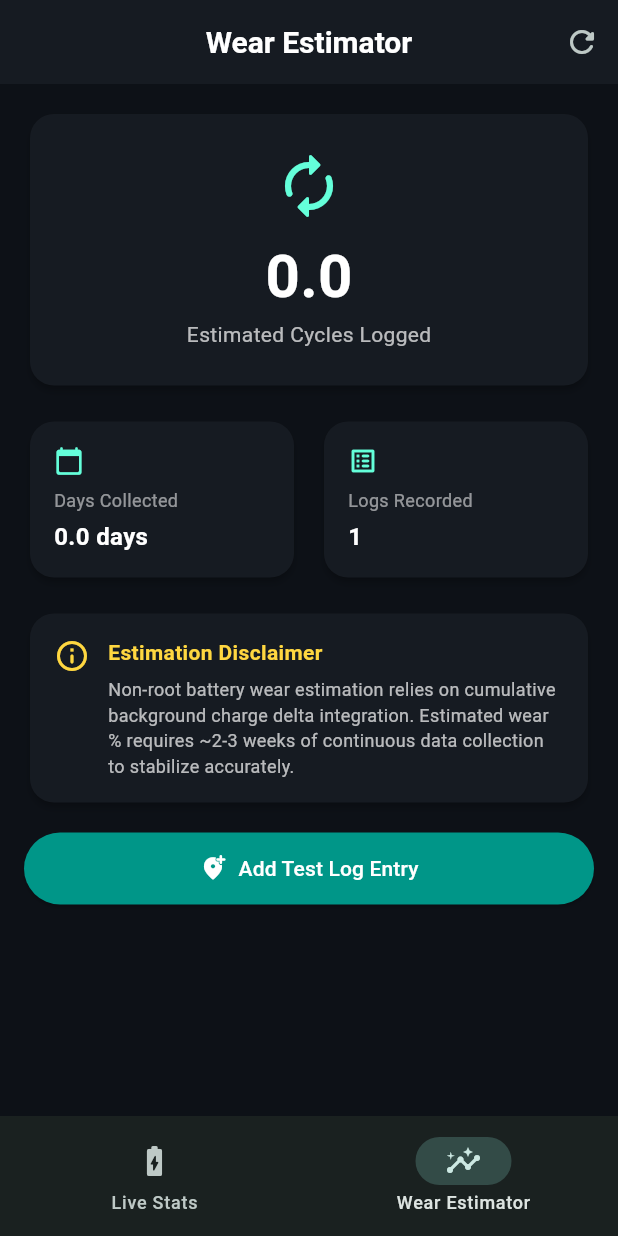
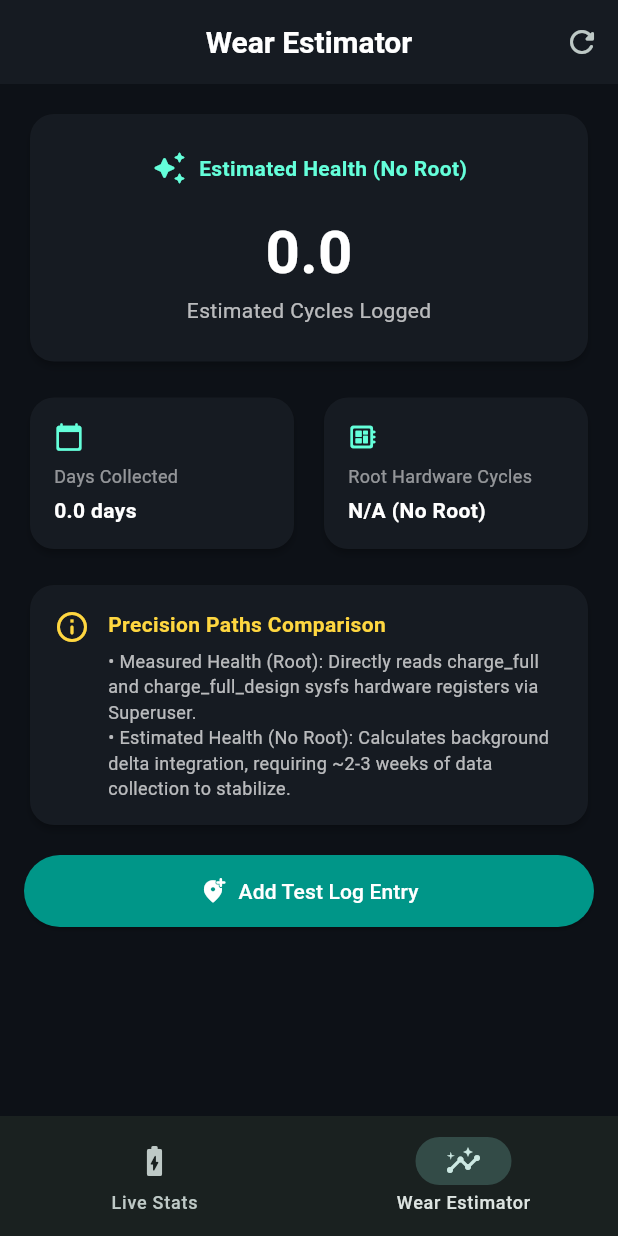
Before and after one commit to tejaspatel2255/battery-health-monitor, a Flutter app: the screen it shows after launch, item 2 of the bottom bar chosen, after a tap on "Add Test Log Entry", on a phone screen of 412 x 824 dp. Run offline on Flutter 3.47's test engine with Material 3 defaults, Android fonts, the phone set to English and light mode, and no system bars; our stand-ins replace battery_plus, sqflite; missing offline and left inert: workmanager; accounts and stored records are empty; statements that could not run were skipped.

Commit message:
Implement Phase 4 optional root-based precision path

```diff
--- /dev/null
+++ b/lib/battery_stats/root_battery_service.dart
@@ -0,0 +1,66 @@
+import 'package:flutter/services.dart';
+
+class RootBatteryInfo {
+  final bool isRootAvailable;
+  final bool isRootGranted;
+  final int? chargeFull; // mAh or uAh
+  final int? chargeFullDesign; // mAh or uAh
+  final int? cycleCount;
+
+  const RootBatteryInfo({
+    required this.isRootAvailable,
+    required this.isRootGranted,
+    this.chargeFull,
+    this.chargeFullDesign,
+    this.cycleCount,
+  });
+
+  double? get measuredHealthPercentage {
+    if (chargeFull != null &&
+        chargeFullDesign != null &&
+        chargeFullDesign! > 0) {
+      final ratio = (chargeFull! / chargeFullDesign!) * 100.0;
+      return double.parse(ratio.clamp(1.0, 150.0).toStringAsFixed(1));
+    }
+    return null;
+  }
+}
+
+class RootBatteryService {
+  static const MethodChannel _channel =
+      MethodChannel('com.batteryhealth.monitor/root_battery');
+
+  Future<bool> isRootAvailable() async {
+    try {
+      final bool? available =
+          await _channel.invokeMethod('checkRootAvailability');
+      return available ?? false;
+    } on PlatformException catch (_) {
+      return false;
+    }
+  }
+
+  Future<RootBatteryInfo> fetchRootBatteryInfo() async {
+    try {
+      final Map<dynamic, dynamic>? result =
+          await _channel.invokeMethod('getRootBatteryStats');
+      if (result != null) {
+        final map = Map<String, dynamic>.from(result);
+        return RootBatteryInfo(
+          isRootAvailable: (map['isRootAvailable'] as bool?) ?? false,
+          isRootGranted: (map['isRootGranted'] as bool?) ?? false,
+          chargeFull: (map['chargeFull'] as num?)?.toInt(),
+          chargeFullDesign: (map['chargeFullDesign'] as num?)?.toInt(),
+          cycleCount: (map['cycleCount'] as num?)?.toInt(),
+        );
+      }
+    } on PlatformException catch (_) {
+      // Platform error
+    }
+
+    return const RootBatteryInfo(
+      isRootAvailable: false,
+      isRootGranted: false,
+    );
+  }
+}
--- a/lib/ui/wear_estimator_screen.dart
+++ b/lib/ui/wear_estimator_screen.dart
@@ -1,5 +1,6 @@
 import 'package:flutter/material.dart';
 import '../battery_stats/battery_wear_calculator.dart';
+import '../battery_stats/root_battery_service.dart';
 import '../storage/battery_database.dart';
 import '../storage/battery_log_model.dart';
 
@@ -11,8 +12,10 @@ class WearEstimatorScreen extends StatefulWidget {
 }
 
 class _WearEstimatorScreenState extends State<WearEstimatorScreen> {
+  final RootBatteryService _rootBatteryService = RootBatteryService();
   bool _isLoading = true;
   BatteryWearEstimate? _estimate;
+  RootBatteryInfo? _rootInfo;
 
   @override
   void initState() {
@@ -24,16 +27,18 @@ class _WearEstimatorScreenState extends State<WearEstimatorScreen> {
     setState(() => _isLoading = true);
     final logs = await BatteryDatabase.instance.getAllLogs();
     final estimate = BatteryWearCalculator.calculate(logs);
+    final rootInfo = await _rootBatteryService.fetchRootBatteryInfo();
+
     if (mounted) {
       setState(() {
         _estimate = estimate;
+        _rootInfo = rootInfo;
         _isLoading = false;
       });
     }
   }
 
   Future<void> _addSampleLog() async {
-    // Helper to log a sample manually for testing
     final lastLogs = await BatteryDatabase.instance.getAllLogs();
     final lastLevel = lastLogs.isNotEmpty ? lastLogs.last.batteryLevel : 50;
     final nextLevel = (lastLevel + 5) % 100;
@@ -52,6 +57,7 @@ class _WearEstimatorScreenState extends State<WearEstimatorScreen> {
   @override
   Widget build(BuildContext context) {
     final est = _estimate;
+    final root = _rootInfo;
 
     return Scaffold(
       appBar: AppBar(
@@ -74,9 +80,14 @@ class _WearEstimatorScreenState extends State<WearEstimatorScreen> {
                   child: Column(
                     crossAxisAlignment: CrossAxisAlignment.stretch,
                     children: [
-                      _buildCyclesCard(est),
+                      if (root != null &&
+                          root.isRootAvailable &&
+                          root.isRootGranted)
+                        _buildMeasuredRootCard(root)
+                      else
+                        _buildEstimatedNoRootCard(est),
                       const SizedBox(height: 16),
-                      _buildStatsRow(est),
+                      _buildStatsRow(est, root),
                       const SizedBox(height: 16),
                       _buildDisclaimerCard(),
                       const SizedBox(height: 16),
@@ -98,7 +109,51 @@ class _WearEstimatorScreenState extends State<WearEstimatorScreen> {
     );
   }
 
-  Widget _buildCyclesCard(BatteryWearEstimate? est) {
+  Widget _buildMeasuredRootCard(RootBatteryInfo root) {
+    final measuredHealth = root.measuredHealthPercentage;
+
+    return Card(
+      color: const Color(0xFF1C2834),
+      child: Padding(
+        padding: const EdgeInsets.all(24.0),
+        child: Column(
+          children: [
+            Row(
+              mainAxisAlignment: MainAxisAlignment.center,
+              children: const [
+                Icon(Icons.verified_rounded, color: Colors.greenAccent),
+                SizedBox(width: 8),
+                Text(
+                  'Measured Health (Root Sysfs)',
+                  style: TextStyle(
+                    fontWeight: FontWeight.bold,
+                    color: Colors.greenAccent,
+                    fontSize: 14,
+                  ),
+                ),
+              ],
+            ),
+            const SizedBox(height: 16),
+            Text(
+              measuredHealth != null ? '$measuredHealth%' : 'N/A',
+              style: const TextStyle(
+                fontSize: 44,
+                fontWeight: FontWeight.bold,
+                color: Colors.white,
+              ),
+            ),
+            const SizedBox(height: 8),
+            Text(
+              'Full: ${root.chargeFull ?? '?'} / Design: ${root.chargeFullDesign ?? '?'}',
+              style: const TextStyle(color: Colors.white70, fontSize: 13),
+            ),
+          ],
+        ),
+      ),
+    );
+  }
+
+  Widget _buildEstimatedNoRootCard(BatteryWearEstimate? est) {
     final cycles = est?.estimatedCycles ?? 0.0;
     final health = est?.estimatedHealthPercentage;
 
@@ -107,12 +162,22 @@ class _WearEstimatorScreenState extends State<WearEstimatorScreen> {
         padding: const EdgeInsets.all(24.0),
         child: Column(
           children: [
-            const Icon(
-              Icons.autorenew_rounded,
-              size: 48,
-              color: Colors.tealAccent,
+            Row(
+              mainAxisAlignment: MainAxisAlignment.center,
+              children: const [
+                Icon(Icons.auto_awesome_rounded, color: Colors.tealAccent),
+                SizedBox(width: 8),
+                Text(
+                  'Estimated Health (No Root)',
+                  style: TextStyle(
+                    fontWeight: FontWeight.bold,
+                    color: Colors.tealAccent,
+                    fontSize: 14,
+                  ),
+                ),
+              ],
             ),
-            const SizedBox(height: 8),
+            const SizedBox(height: 16),
             Text(
               '$cycles',
               style: const TextStyle(
@@ -131,7 +196,7 @@ class _WearEstimatorScreenState extends State<WearEstimatorScreen> {
             if (health != null) ...[
               const Divider(height: 32, color: Colors.white10),
               Text(
-                'Estimated Capacity Health: $health%',
+                'Estimated Capacity Retention: $health%',
                 style: const TextStyle(
                   fontSize: 16,
                   fontWeight: FontWeight.w600,
@@ -145,7 +210,7 @@ class _WearEstimatorScreenState extends State<WearEstimatorScreen> {
     );
   }
 
-  Widget _buildStatsRow(BatteryWearEstimate? est) {
+  Widget _buildStatsRow(BatteryWearEstimate? est, RootBatteryInfo? root) {
     return Row(
       children: [
         Expanded(
@@ -158,9 +223,11 @@ class _WearEstimatorScreenState extends State<WearEstimatorScreen> {
         const SizedBox(width: 12),
         Expanded(
           child: _buildStatTile(
-            title: 'Logs Recorded',
-            value: '${est?.totalLogsCount ?? 0}',
-            icon: Icons.list_alt_rounded,
+            title: 'Root Hardware Cycles',
+            value: (root != null && root.cycleCount != null)
+                ? '${root.cycleCount}'
+                : 'N/A (No Root)',
+            icon: Icons.developer_board_rounded,
           ),
         ),
       ],
@@ -188,7 +255,7 @@ class _WearEstimatorScreenState extends State<WearEstimatorScreen> {
             Text(
               value,
               style: const TextStyle(
-                fontSize: 16,
+                fontSize: 14,
                 fontWeight: FontWeight.bold,
                 color: Colors.white,
               ),
@@ -214,7 +281,7 @@ class _WearEstimatorScreenState extends State<WearEstimatorScreen> {
                 crossAxisAlignment: CrossAxisAlignment.start,
                 children: const [
                   Text(
-                    'Estimation Disclaimer',
+                    'Precision Paths Comparison',
                     style: TextStyle(
                       fontWeight: FontWeight.bold,
                       fontSize: 14,
@@ -223,7 +290,7 @@ class _WearEstimatorScreenState extends State<WearEstimatorScreen> {
                   ),
                   SizedBox(height: 6),
                   Text(
-                    'Non-root battery wear estimation relies on cumulative background charge delta integration. Estimated wear % requires ~2-3 weeks of continuous data collection to stabilize accurately.',
+                    '• Measured Health (Root): Directly reads charge_full and charge_full_design sysfs hardware registers via Superuser.\n• Estimated Health (No Root): Calculates background delta integration, requiring ~2-3 weeks of data collection to stabilize.',
                     style: TextStyle(
                       color: Colors.white70,
                       fontSize: 12,
```
Also changed, not shown: 1 other file.
